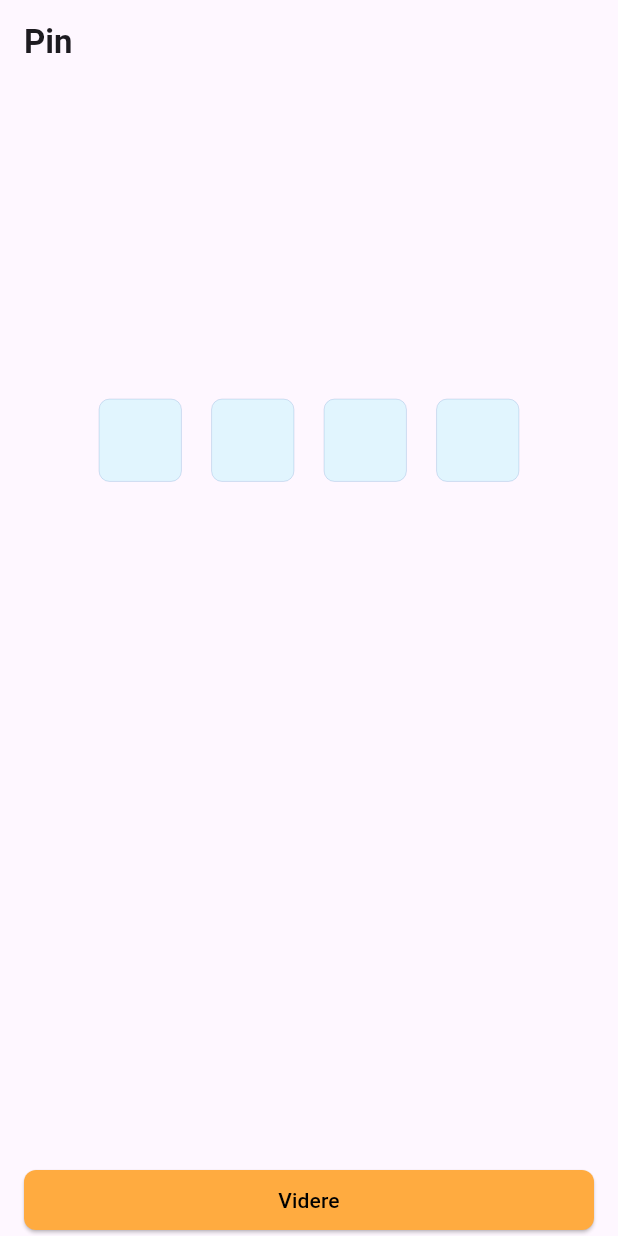
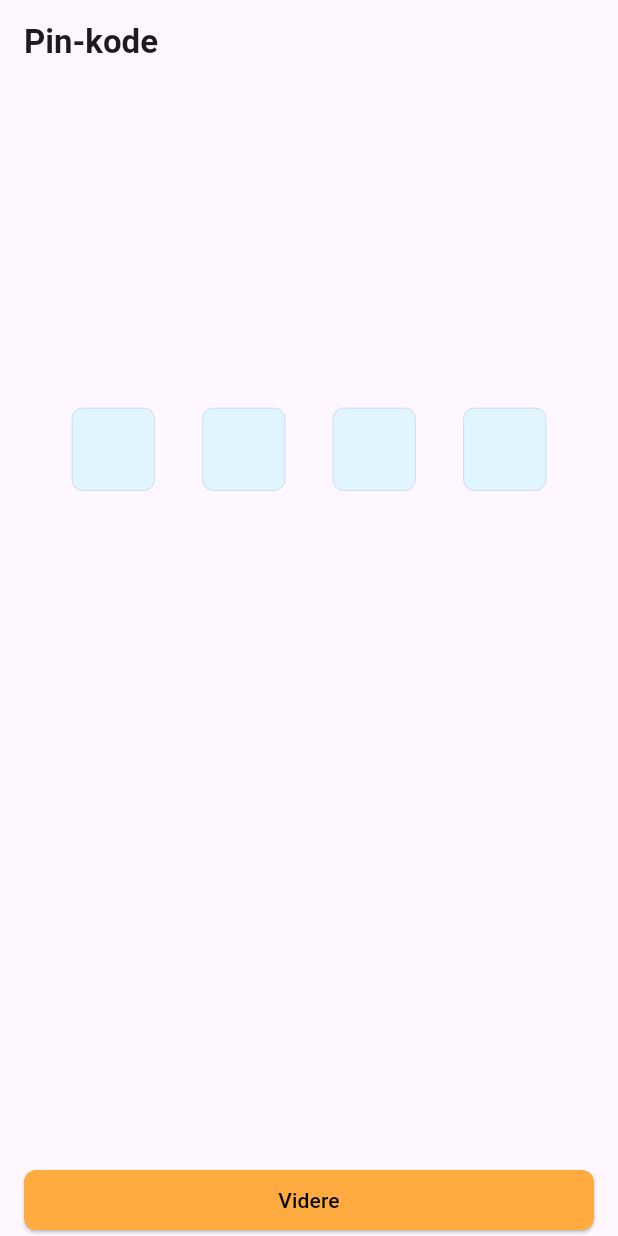
Before and after one commit to adscoop/appelsin, a Flutter app: the screen it shows after launch, on a phone screen of 412 x 824 dp. Run offline on Flutter 3.47's test engine with Material 3 defaults, Android fonts, the phone set to English and light mode, and no system bars; our stand-ins replace go_router, local_auth, shared_preferences, uni_links; missing offline and left inert: dart:ffi.

Commit message:
added AppelinTheme aded navbar added uniconta models add PinCodeSetupWidget.dart add PinCodeVerifyWidget.dart, add SlideDirection.dart add NavigatorDirection.dart add CustomWidgets.dart add AppelsinKycApi.dart

```diff
--- a/lib/pincode/PinCodeSetupWidget.dart
+++ b/lib/pincode/PinCodeSetupWidget.dart
@@ -19,7 +19,7 @@ class _Pincodesetupwidget extends State<Pincodesetupwidget>{
     Widget build(BuildContext context) {
     return Scaffold(
       appBar: AppBar(
-        title: Text("Pin"),
+        title: Text("Pin-kode"),
       ),
       body: SafeArea(
 
@@ -64,7 +64,7 @@ alignment: Alignment.center,
 
   Widget textbox(TextEditingController t){
     return Container(
-      margin: EdgeInsets.all(10),
+      margin: EdgeInsets.all(16),
       width: 55,
       height: 55,
 
```
